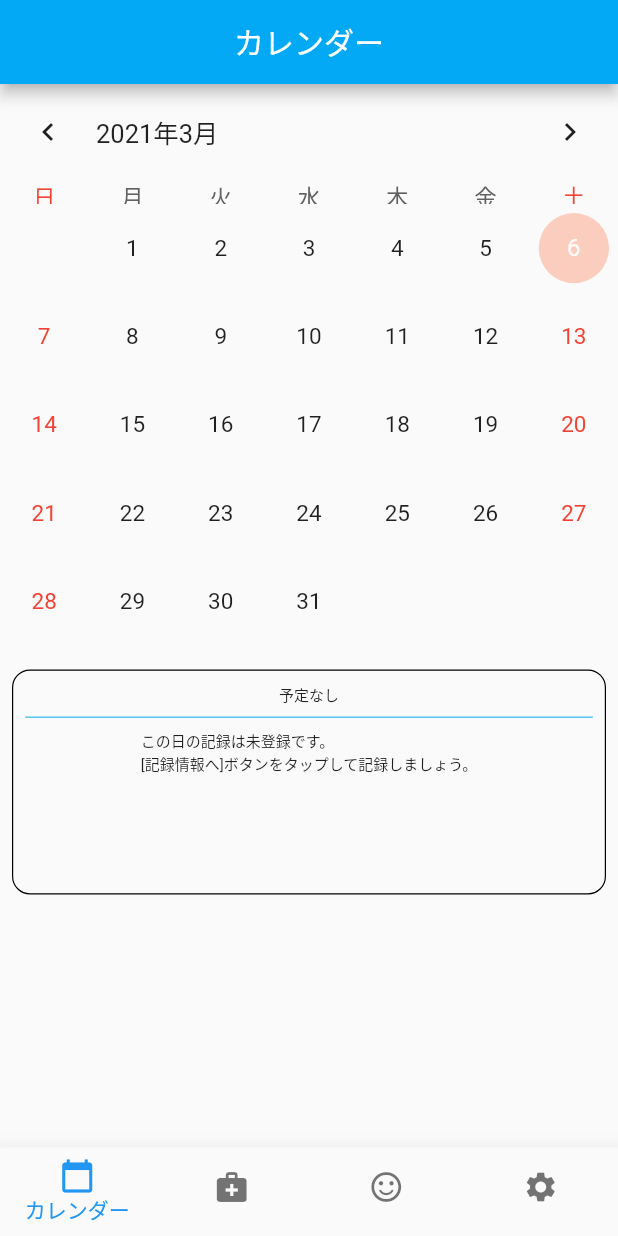
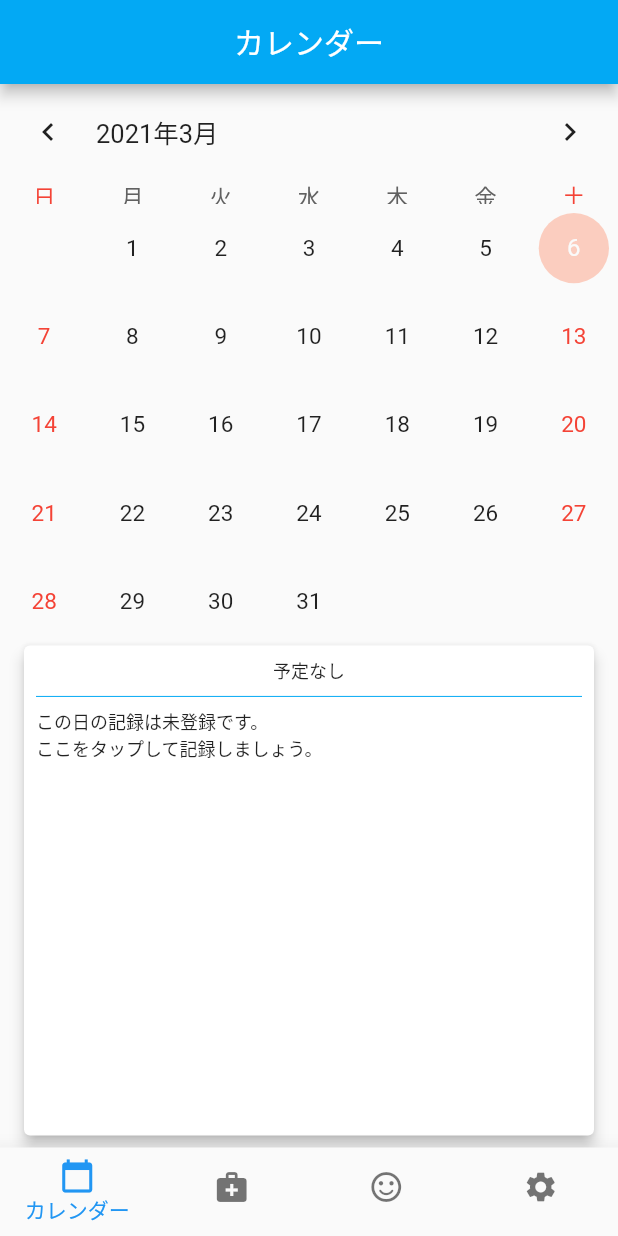
Before and after one commit to hotdrop/dyphic, a Flutter app: the screen it shows after launch, on a phone screen of 412 x 824 dp. Run offline on Flutter 3.47's test engine with Material 2 defaults, Android fonts, the phone set to English and light mode, and no system bars; drawn by our look-alikes of table_calendar; our stand-ins replace awesome_dialog, cached_network_image, firebase_auth, firebase_core, firebase_storage, google_sign_in and 6 more; accounts and stored records are empty.

Commit message:
端末の表示サイズを拡大するとWidgetがoverflowしまくっていたので修正

```diff
--- a/lib/common/app_strings.dart
+++ b/lib/common/app_strings.dart
@@ -3,7 +3,9 @@ class AppStrings {
 
   static const String calenderPageTitle = 'カレンダー';
   static const String calenderNoEvent = '予定なし';
-  static const String calenderUnRegisterLabel = 'この日の記録は未登録です。\n[記録情報へ]ボタンをタップして記録しましょう。';
+  static const String calenderUnRegisterLabel = 'この日の記録は未登録です。\nここをタップして記録しましょう。';
+  static const String calenderDetailConditionLabel = '【体調】';
+  static const String calenderDetailMedicineLabel = '【飲んだ薬】';
 
   static const String recordTemperatureMorning = '朝の体温';
   static const String recordTemperatureNight = '夜の体温';
--- a/lib/model/medicine.dart
+++ b/lib/model/medicine.dart
@@ -34,3 +34,5 @@ class Medicine {
     ''';
   }
 }
+
+// isOralはダメでここにMedicineタイプのenum作る
--- a/lib/repository/remote/record_api.dart
+++ b/lib/repository/remote/record_api.dart
@@ -26,9 +26,9 @@ class RecordApi {
       ),
       EventRecord(
         date: DateTime(2021, 2, 11),
-        conditions: ['腹痛'],
-        medicines: ['ビオフェルミン'],
-        memo: 'アイウエオアイウエオアイウエオアイウエオアイウエオアイウエオアイウエオアイウエオアイウエオアイウエオ',
+        conditions: ['腹痛', '腰痛', '頭痛', '混乱'],
+        medicines: ['ビオフェルミン', 'キャベジンS', '少し古い鼻炎の薬'],
+        memo: 'アイウエオアイウエオアイウエオアイウエオアイウエオアイウエオアイウエオアイウエオアイウエオアイウエオアイウエオアイウエオアイウエオアイウエオアイウエオアイウエオアイウエオアイウエオアイウエオアイウエオ',
       ),
     ];
     AppLogger.d('記録情報が登録された日付を全て取得しました。登録数: ${eventRecords.length}');
--- a/lib/ui/widget/app_calender.dart
+++ b/lib/ui/widget/app_calender.dart
@@ -1,3 +1,4 @@
+import 'package:dyphic/ui/widget/app_text.dart';
 import 'package:flutter/material.dart';
 import 'package:provider/provider.dart';
 import 'package:table_calendar/table_calendar.dart';
@@ -59,7 +60,6 @@ class _AppCalendarState extends State<AppCalendar> {
       mainAxisSize: MainAxisSize.max,
       children: [
         _buildCalendar(),
-        const SizedBox(height: 8.0),
         _cardDailyRecord(context),
       ],
     );
@@ -116,25 +116,31 @@ class _AppCalendarState extends State<AppCalendar> {
   /// タップした日付の記録情報をカレンダーの下に表示する
   ///
   Widget _cardDailyRecord(BuildContext context) {
-    final appSettings = Provider.of<AppSettings>(context);
-    return Container(
-      width: double.infinity,
-      height: 150,
-      margin: const EdgeInsets.all(8.0),
-      decoration: BoxDecoration(
-        border: Border.all(width: 0.8, color: appSettings.isDarkMode ? Colors.white : Colors.black),
-        borderRadius: BorderRadius.circular(12.0),
+    return Expanded(
+      child: Card(
+        margin: const EdgeInsets.only(left: 16.0, right: 16.0, bottom: 8.0),
+        elevation: 4.0,
+        child: InkWell(
+          child: _detailDailyRecord(),
+          onTap: () async {
+            final selectDate = _selectedItem.date;
+            bool isUpdate = await Navigator.of(context).push<bool>(
+                  MaterialPageRoute(builder: (_) => RecordPage(selectDate)),
+                ) ??
+                false;
+            widget.onReturnEditPage(isUpdate);
+          },
         ),
-      child: _detailDailyRecord(),
+      ),
     );
   }
 
   Widget _detailDailyRecord() {
-    return InkWell(
-        child: SingleChildScrollView(
+    return SingleChildScrollView(
       child: Padding(
         padding: EdgeInsets.all(8.0),
         child: Column(
+          crossAxisAlignment: CrossAxisAlignment.start,
           children: [
             _labelEventInfo(),
             DividerThemeColor.create(),
@@ -142,20 +148,12 @@ class _AppCalendarState extends State<AppCalendar> {
           ],
         ),
       ),
-        ),
-        onTap: () async {
-          final selectDate = _selectedItem.date;
-          bool isUpdate = await Navigator.of(context).push<bool>(
-                MaterialPageRoute(builder: (_) => RecordPage(selectDate)),
-              ) ??
-              false;
-          widget.onReturnEditPage(isUpdate);
-        });
+    );
   }
 
   Widget _labelEventInfo() {
     return Center(
-      child: _detailText(_selectedItem.name ?? AppStrings.calenderNoEvent),
+      child: AppText.normal(text: _selectedItem.name ?? AppStrings.calenderNoEvent),
     );
   }
 
@@ -166,33 +164,29 @@ class _AppCalendarState extends State<AppCalendar> {
       widgets.add(_labelMedicines());
       widgets.add(_labelMemo());
     } else {
-      widgets.add(_detailText(AppStrings.calenderUnRegisterLabel));
+      widgets.add(AppText.normal(text: AppStrings.calenderUnRegisterLabel));
     }
     return Column(
-      mainAxisAlignment: MainAxisAlignment.start,
       crossAxisAlignment: CrossAxisAlignment.start,
       children: widgets,
     );
   }
 
   Widget _labelConditions() {
-    return _detailText('体調: ${_selectedItem.toStringConditions()}');
+    return AppText.normal(text: '${AppStrings.calenderDetailConditionLabel} ${_selectedItem.toStringConditions()}');
   }
 
   Widget _labelMedicines() {
-    return _detailText('飲んだ薬: ${_selectedItem.toStringMedicines()}');
+    return AppText.normal(text: '${AppStrings.calenderDetailMedicineLabel} ${_selectedItem.toStringMedicines()}');
   }
 
   Widget _labelMemo() {
-    return Text(
-      'メモ: ${_selectedItem.getMemo()}',
-      maxLines: 2,
-      overflow: TextOverflow.ellipsis,
-      style: TextStyle(fontSize: 10),
+    return Padding(
+      padding: const EdgeInsets.only(top: 8.0),
+      child: AppText.multiLine(
+        text: '${_selectedItem.getMemo()}',
+        maxLines: 5,
+      ),
     );
   }
-
-  Widget _detailText(String text) {
-    return Text(text, style: TextStyle(fontSize: 10));
 }
-}
--- /dev/null
+++ b/lib/ui/widget/app_text.dart
@@ -0,0 +1,42 @@
+import 'package:flutter/material.dart';
+
+class AppText extends StatelessWidget {
+  const AppText(this.text, this.size, this.maxLines);
+
+  factory AppText.normal({@required String text}) {
+    return AppText(text, 12.0, 1);
+  }
+
+  factory AppText.multiLine({@required String text, @required int maxLines}) {
+    return AppText(text, 12.0, maxLines);
+  }
+
+  final String text;
+  final double size;
+  final int maxLines;
+
+  @override
+  Widget build(BuildContext context) {
+    if (maxLines == 1) {
+      return _singleLineText();
+    } else {
+      return _multiLineText();
+    }
+  }
+
+  Widget _singleLineText() {
+    return Text(
+      text,
+      style: TextStyle(fontSize: size),
+    );
+  }
+
+  Widget _multiLineText() {
+    return Text(
+      text,
+      maxLines: maxLines,
+      overflow: TextOverflow.ellipsis,
+      style: TextStyle(fontSize: size),
+    );
+  }
+}
```
Also changed, not shown: lib/ui/medicine/medicine_card_view.dart (+2 -6 lines), 1 other file. Lines whose indentation alone changed are shown as unchanged.
